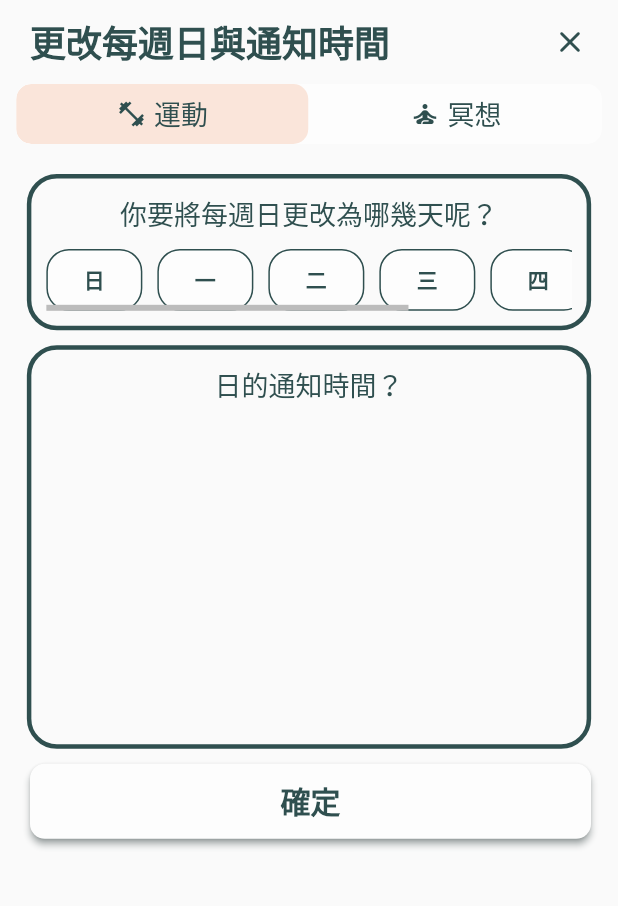
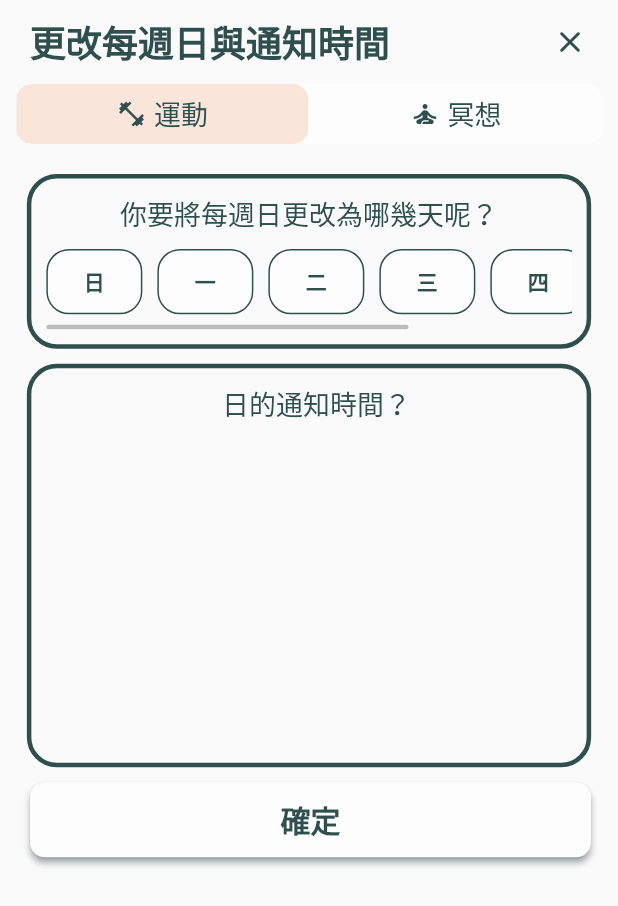
Before and after one commit to meimei-hsu/G12_HabitRabbit, a Flutter app: the ChangeDayAndNotificationTimeBottomSheet widget shown alone on an empty page, opened directly, on a phone screen of 412 x 824 dp. Shown: the top 906 px of the screen. Run offline on Flutter 3.47's test engine with Material 2 defaults, Android fonts, the phone set to English and light mode, and no system bars; drawn by our look-alikes of toggle_switch; our stand-ins replace awesome_dialog, babstrap_settings_screen, carousel_slider, chat_bubbles, confetti, firebase_auth and 23 more; missing offline and left inert: assorted_layout_widgets, datepicker_cupertino, flutter_pin_code_fields, onscreen_num_keyboard, speech_balloon, square_progress_bar; accounts and stored records are empty; statements that could not run were skipped.

Commit message:
Optimize UI 1. community_page    - 排行榜加捲軸（不要直接列出全部）    - 調整排名 container 的高度和字體大小 2. home_page    - 修改日期 bottom sheet 的捲軸加上 padding    - 修改日期 bottom sheet 的確認按鈕加上陰影 3. settings_page: 更改計劃日與通知時間 bottom sheet 捲軸加上 padding 4. others: reformat code

```diff
--- a/lib/screens/settings_page.dart
+++ b/lib/screens/settings_page.dart
@@ -617,8 +617,9 @@ class ChangeDayAndNotificationTimeBottomSheetState
     List<Widget> btnList = [];
 
     for (int i = 0; i < 7; i++) {
-      btnList.add(
-        OutlinedButton(
+      btnList.add(Container(
+        padding: const EdgeInsets.only(bottom: 10),
+        child: OutlinedButton(
           style: OutlinedButton.styleFrom(
             shape: RoundedRectangleBorder(
               borderRadius: BorderRadius.circular(15),
@@ -660,7 +661,7 @@ class ChangeDayAndNotificationTimeBottomSheetState
             ),
           ),
         ),
-      );
+      ));
       if (i != 6) {
         btnList.add(const SizedBox(
           width: 10,
@@ -671,14 +672,15 @@ class ChangeDayAndNotificationTimeBottomSheetState
   }
 
   List<Widget> _getTimeBtnList() {
-    List<OutlinedButton> btnList = [];
+    List<Widget> btnList = [];
 
     for (int index in notificationSelectedDays) {
       String weekday = "星期${notificationWeekdayNameList[index]}";
       String selectedTime =
           forecast["forecast_$index"] ?? Calendar.timeToString(TimeOfDay.now());
-      btnList.add(
-        OutlinedButton(
+      btnList.add(Container(
+        padding: const EdgeInsets.only(right: 10),
+        child: OutlinedButton(
           onPressed: () async {
             final TimeOfDay? time = await showTimePicker(
               context: context,
@@ -741,7 +743,7 @@ class ChangeDayAndNotificationTimeBottomSheetState
             ],
           ),
         ),
-      );
+      ));
     }
     return btnList;
   }
@@ -841,11 +843,13 @@ class ChangeDayAndNotificationTimeBottomSheetState
                   ),
                   const SizedBox(height: 10),
                   SizedBox(
-                      height: MediaQuery.of(context).size.width * 0.1,
+                      height: MediaQuery.of(context).size.width * 0.13,
                       width: MediaQuery.of(context).size.width * 0.85,
                       child: Scrollbar(
                         controller: _dayController,
                         thumbVisibility: true,
+                        radius: const Radius.circular(100),
+                        thickness: 3,
                         child: ListView(
                             controller: _dayController,
                             scrollDirection: Axis.horizontal,
@@ -855,8 +859,8 @@ class ChangeDayAndNotificationTimeBottomSheetState
               )),
           const SizedBox(height: 10),
           Container(
-            padding: const EdgeInsets.fromLTRB(10.0, 10.0, 10.0, 10.0),
-            margin: const EdgeInsets.only(right: 15, left: 15),
+            padding: const EdgeInsets.fromLTRB(15.0, 10.0, 5.0, 10.0),
+            margin: const EdgeInsets.only(right: 10, left: 10),
             decoration: BoxDecoration(
               border: Border.all(color: ColorSet.borderColor, width: 3),
               borderRadius: const BorderRadius.all(Radius.circular(20)),
@@ -875,6 +879,8 @@ class ChangeDayAndNotificationTimeBottomSheetState
                   child: Scrollbar(
                     controller: _notificationController,
                     thumbVisibility: true,
+                    radius: const Radius.circular(100),
+                    thickness: 3,
                     child: ListView(
                         controller: _notificationController,
                         scrollDirection: Axis.vertical,
```
Also changed, not shown: lib/screens/community_page.dart (+7 -6 lines), lib/screens/exercise_page.dart (+10 -9 lines), lib/screens/home_page.dart (+10 -8 lines), lib/screens/register_page.dart (+49 -28 lines), lib/screens/survey_page.dart (+4 -4 lines).
